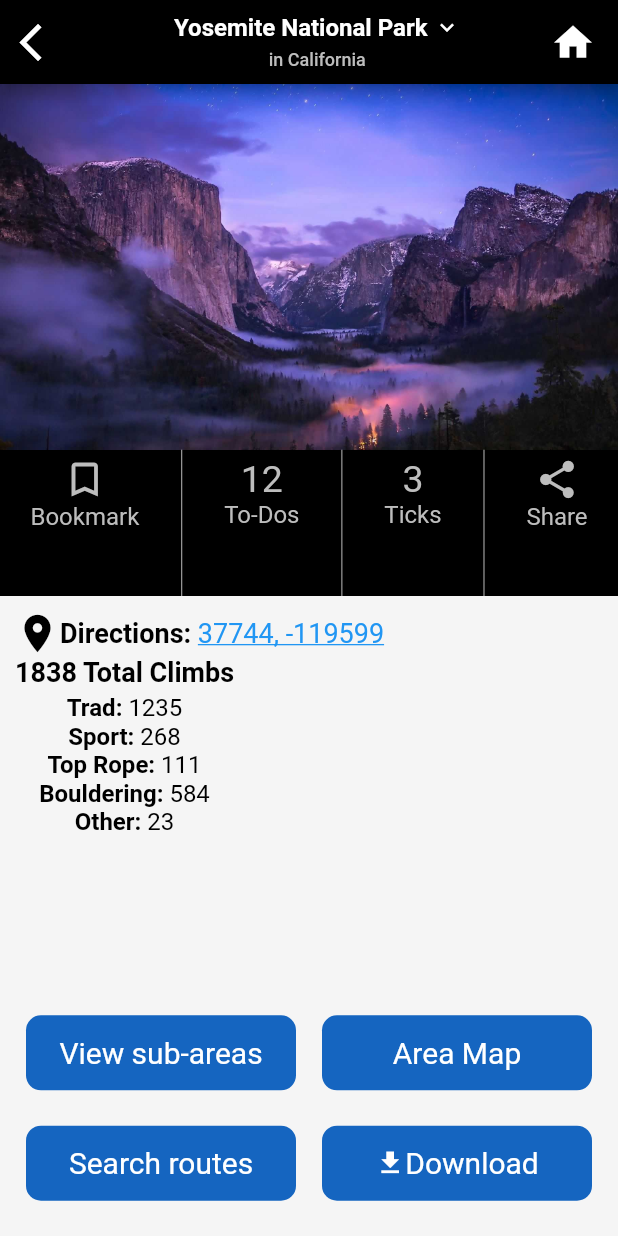
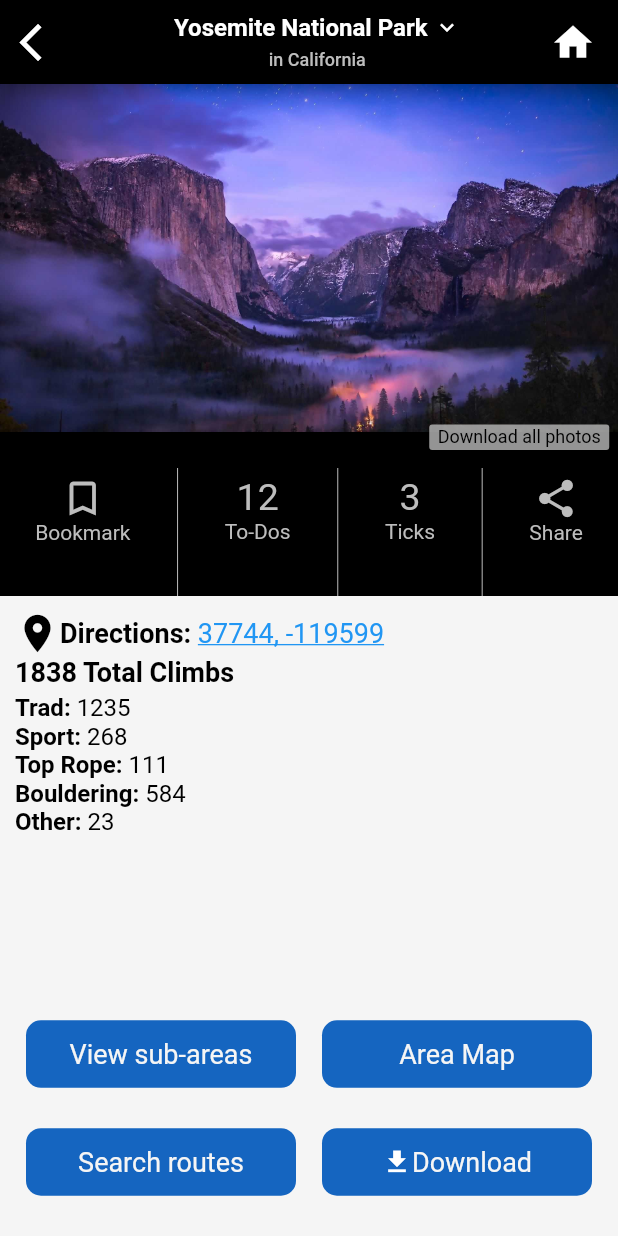
Before and after one commit to martitorras/app-flutter, a Flutter app: the screen it shows after launch, on a phone screen of 412 x 824 dp. Run offline on Flutter 3.47's test engine with Material 2 defaults, Android fonts, the phone set to English and light mode, and no system bars.

Commit message:
almost perfect

```diff
--- a/lib/main.dart
+++ b/lib/main.dart
@@ -94,12 +94,12 @@ class _Buttons extends StatelessWidget {
             children: <Widget>[
               Container(
                 width: 180,
-                height: 50,
+                height: 45,
                 child: Center(
                   child: BuildText(
                     text: 'View sub-areas',
-                    fontSize: 20,
-                    colors: Colors.white,
+                    fontSize: 18,
+                    colors: Colors.grey[100],
                   ),
                 ),
                 decoration: ShapeDecoration(
@@ -110,12 +110,12 @@ class _Buttons extends StatelessWidget {
               ),
               Container(
                 width: 180,
-                height: 50,
+                height: 45,
                 child: Center(
                   child: BuildText(
                     text: 'Search routes',
-                    fontSize: 20,
-                    colors: Colors.white,
+                    fontSize: 18,
+                    colors: Colors.grey[100],
                   ),
                 ),
                 decoration: ShapeDecoration(
@@ -131,12 +131,12 @@ class _Buttons extends StatelessWidget {
             children: <Widget>[
               Container(
                 width: 180,
-                height: 50,
+                height: 45,
                 child: Center(
                   child: BuildText(
                     text: 'Area Map',
-                    fontSize: 20,
-                    colors: Colors.white,
+                    fontSize: 18,
+                    colors: Colors.grey[100],
                   ),
                 ),
                 decoration: ShapeDecoration(
@@ -147,7 +147,7 @@ class _Buttons extends StatelessWidget {
               ),
               Container(
                 width: 180,
-                height: 50,
+                height: 45,
                 child: Row(
                   mainAxisAlignment: MainAxisAlignment.center,
                   children: <Widget>[
@@ -158,8 +158,8 @@ class _Buttons extends StatelessWidget {
                     ),
                     BuildText(
                       text: 'Download',
-                      fontSize: 20,
-                      colors: Colors.white,
+                      fontSize: 18,
+                      colors: Colors.grey[100],
                     ),
                   ],
                 ),
@@ -211,9 +211,9 @@ class _Middle extends StatelessWidget {
               ],
             ),
             Row(
-              mainAxisAlignment: MainAxisAlignment.start,
               children: <Widget>[
                 Column(
+                  crossAxisAlignment: CrossAxisAlignment.start,
                   children: <Widget>[
                     BuildText(
                       text: '${zone.totalClimbs} Total Climbs',
@@ -266,13 +266,42 @@ class _Image extends StatelessWidget {
         children: <Widget>[
           Expanded(
             flex: 5,
-            child: Image.asset(
+            child: Stack(
+              //alignment: AlignmentDirectional.bottomCenter,
+              children: <Widget>[
+                Image.asset(
                   zone.imageURL,
                   fit: BoxFit.cover,
                 ),
+                Align(
+                  alignment: Alignment(0.96, 0.4),
+                  child: Container(
+                    width: 120,
+                    height: 17,
+                    child: Center(
+                      child: BuildText(
+                        text: 'Download all photos',
+                        fontSize: 12,
+                        colors: Colors.black,
+                      ),
+                    ),
+                    decoration: ShapeDecoration(
+                      shape: RoundedRectangleBorder(
+                          borderRadius: BorderRadius.all(Radius.circular(2))),
+                      color: Colors.grey[400].withAlpha(200),
+                    ),
+                  ),
+                ),
+                Column(
+                  children: <Widget>[
+                    Expanded(
+                      flex: 3,
+                      child: Container(),
                     ),
                     Expanded(
-            flex: 2,
+                      flex: 1,
+                      child: Container(
+                        color: Colors.black38,
                         child: Row(
                           mainAxisAlignment: MainAxisAlignment.spaceEvenly,
                           children: <Widget>[
@@ -290,7 +319,7 @@ class _Image extends StatelessWidget {
                                 ),
                                 BuildText(
                                   text: 'Bookmark',
-                      fontSize: 16,
+                                  fontSize: 14,
                                   colors: Colors.grey[400],
                                 ),
                               ],
@@ -312,7 +341,7 @@ class _Image extends StatelessWidget {
                                 ),
                                 BuildText(
                                   text: 'To-Dos',
-                      fontSize: 16,
+                                  fontSize: 14,
                                   colors: Colors.grey[400],
                                 ),
                               ],
@@ -334,7 +363,7 @@ class _Image extends StatelessWidget {
                                 ),
                                 BuildText(
                                   text: 'Ticks',
-                      fontSize: 16,
+                                  fontSize: 14,
                                   colors: Colors.grey[400],
                                 ),
                               ],
@@ -356,14 +385,20 @@ class _Image extends StatelessWidget {
                                 ),
                                 BuildText(
                                   text: 'Share',
-                      fontSize: 16,
+                                  fontSize: 14,
                                   colors: Colors.grey[400],
                                 ),
                               ],
                             ),
                           ],
                         ),
+                      ),
+                    ),
+                  ],
                 )
+              ],
+            ),
+          ),
         ],
       ),
     );
```
Lines whose indentation alone changed are shown as unchanged.
